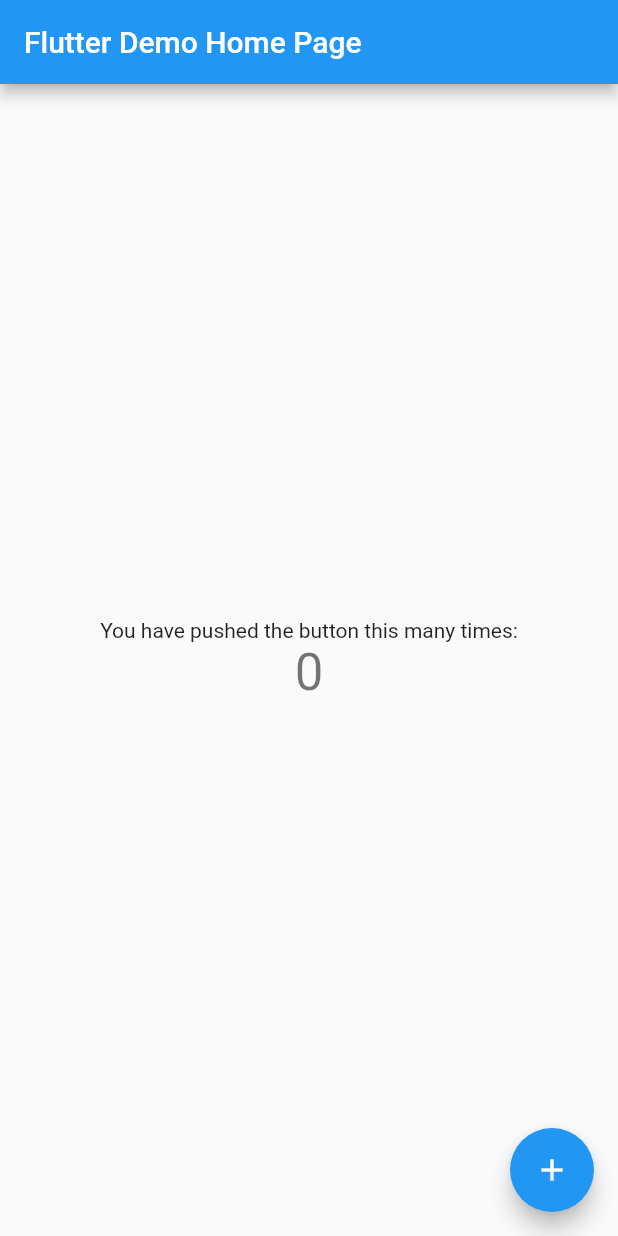
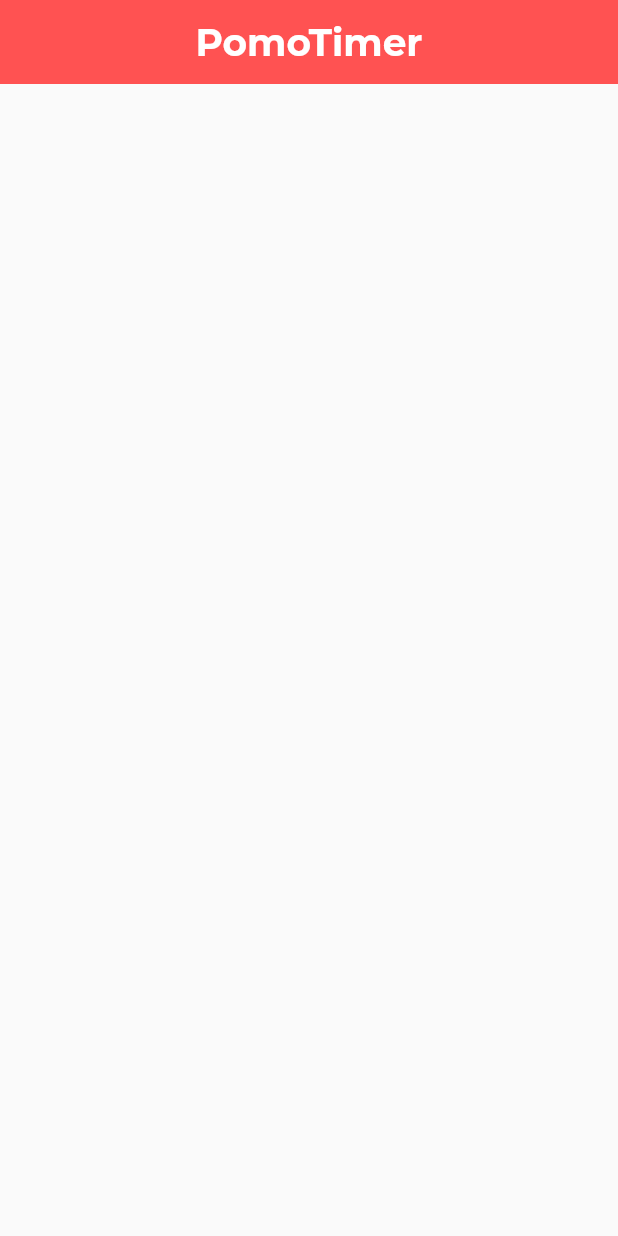
Before and after one commit to TheKetan2/podoro_app_flutter, a Flutter app: the screen it shows after launch, on a phone screen of 412 x 824 dp. Run offline on Flutter 3.47's test engine with Material 2 defaults, Android fonts, the phone set to English and light mode, and no system bars; our stand-ins replace google_fonts.

Commit message:
initial commmit

```diff
--- a/podoro_app_flutter/lib/main.dart
+++ b/podoro_app_flutter/lib/main.dart
@@ -1,4 +1,5 @@
 import 'package:flutter/material.dart';
+import 'package:podoro_app_flutter/pomodoro_screen.dart';
 
 void main() {
   runApp(const MyApp());
@@ -7,109 +8,14 @@ void main() {
 class MyApp extends StatelessWidget {
   const MyApp({Key? key}) : super(key: key);
 
-  // This widget is the root of your application.
   @override
   Widget build(BuildContext context) {
     return MaterialApp(
-      title: 'Flutter Demo',
-      theme: ThemeData(
-        // This is the theme of your application.
-        //
-        // Try running your application with "flutter run". You'll see the
-        // application has a blue toolbar. Then, without quitting the app, try
-        // changing the primarySwatch below to Colors.green and then invoke
-        // "hot reload" (press "r" in the console where you ran "flutter run",
-        // or simply save your changes to "hot reload" in a Flutter IDE).
-        // Notice that the counter didn't reset back to zero; the application
-        // is not restarted.
-        primarySwatch: Colors.blue,
-      ),
-      home: const MyHomePage(title: 'Flutter Demo Home Page'),
-    );
+        debugShowCheckedModeBanner: false,
+        title: 'Flutter Demo',
+        theme: ThemeData(
+          primarySwatch: Colors.blue,
+        ),
+        home: PomodoroScreen());
   }
 }
-
-class MyHomePage extends StatefulWidget {
-  const MyHomePage({Key? key, required this.title}) : super(key: key);
-
-  // This widget is the home page of your application. It is stateful, meaning
-  // that it has a State object (defined below) that contains fields that affect
-  // how it looks.
-
-  // This class is the configuration for the state. It holds the values (in this
-  // case the title) provided by the parent (in this case the App widget) and
-  // used by the build method of the State. Fields in a Widget subclass are
-  // always marked "final".
-
-  final String title;
-
-  @override
-  State<MyHomePage> createState() => _MyHomePageState();
-}
-
-class _MyHomePageState extends State<MyHomePage> {
-  int _counter = 0;
-
-  void _incrementCounter() {
-    setState(() {
-      // This call to setState tells the Flutter framework that something has
-      // changed in this State, which causes it to rerun the build method below
-      // so that the display can reflect the updated values. If we changed
-      // _counter without calling setState(), then the build method would not be
-      // called again, and so nothing would appear to happen.
-      _counter++;
-    });
-  }
-
-  @override
-  Widget build(BuildContext context) {
-    // This method is rerun every time setState is called, for instance as done
-    // by the _incrementCounter method above.
-    //
-    // The Flutter framework has been optimized to make rerunning build methods
-    // fast, so that you can just rebuild anything that needs updating rather
-    // than having to individually change instances of widgets.
-    return Scaffold(
-      appBar: AppBar(
-        // Here we take the value from the MyHomePage object that was created by
-        // the App.build method, and use it to set our appbar title.
-        title: Text(widget.title),
-      ),
-      body: Center(
-        // Center is a layout widget. It takes a single child and positions it
-        // in the middle of the parent.
-        child: Column(
-          // Column is also a layout widget. It takes a list of children and
-          // arranges them vertically. By default, it sizes itself to fit its
-          // children horizontally, and tries to be as tall as its parent.
-          //
-          // Invoke "debug painting" (press "p" in the console, choose the
-          // "Toggle Debug Paint" action from the Flutter Inspector in Android
-          // Studio, or the "Toggle Debug Paint" command in Visual Studio Code)
-          // to see the wireframe for each widget.
-          //
-          // Column has various properties to control how it sizes itself and
-          // how it positions its children. Here we use mainAxisAlignment to
-          // center the children vertically; the main axis here is the vertical
-          // axis because Columns are vertical (the cross axis would be
-          // horizontal).
-          mainAxisAlignment: MainAxisAlignment.center,
-          children: <Widget>[
-            const Text(
-              'You have pushed the button this many times:',
-            ),
-            Text(
-              '$_counter',
-              style: Theme.of(context).textTheme.headline4,
-            ),
-          ],
-        ),
-      ),
-      floatingActionButton: FloatingActionButton(
-        onPressed: _incrementCounter,
-        tooltip: 'Increment',
-        child: const Icon(Icons.add),
-      ), // This trailing comma makes auto-formatting nicer for build methods.
-    );
-  }
-}
--- /dev/null
+++ b/podoro_app_flutter/lib/pomodoro_screen.dart
@@ -0,0 +1,26 @@
+import 'package:flutter/material.dart';
+import 'package:provider/provider.dart';
+import 'utils.dart';
+
+class PomodoroScreen extends StatelessWidget {
+  const PomodoroScreen({Key? key}) : super(key: key);
+
+  Widget build(BuildContext context) {
+    return Scaffold(
+      appBar: AppBar(
+        centerTitle: true,
+        title: Text(
+          "PomoTimer",
+          style: textStyle(
+            25,
+            Colors.white,
+            FontWeight.bold,
+          ),
+        ),
+        elevation: 0,
+        backgroundColor: Colors.redAccent,
+      ),
+      body: Container(),
+    );
+  }
+}
--- /dev/null
+++ b/podoro_app_flutter/lib/utils.dart
@@ -0,0 +1,10 @@
+import 'package:flutter/material.dart';
+import 'package:google_fonts/google_fonts.dart';
+
+TextStyle textStyle(double size, Color color, FontWeight fw) {
+  return GoogleFonts.montserrat(
+    fontSize: size,
+    color: color,
+    fontWeight: fw,
+  );
+}
--- a/podoro_app_flutter/pubspec.yaml
+++ b/podoro_app_flutter/pubspec.yaml
@@ -34,6 +34,8 @@ dependencies:
   # The following adds the Cupertino Icons font to your application.
   # Use with the CupertinoIcons class for iOS style icons.
   cupertino_icons: ^1.0.2
+  provider:
+  google_fonts:
 
 dev_dependencies:
   flutter_test:
```
Also changed, not shown: podoro_app_flutter/pubspec.lock, 1 other file.
